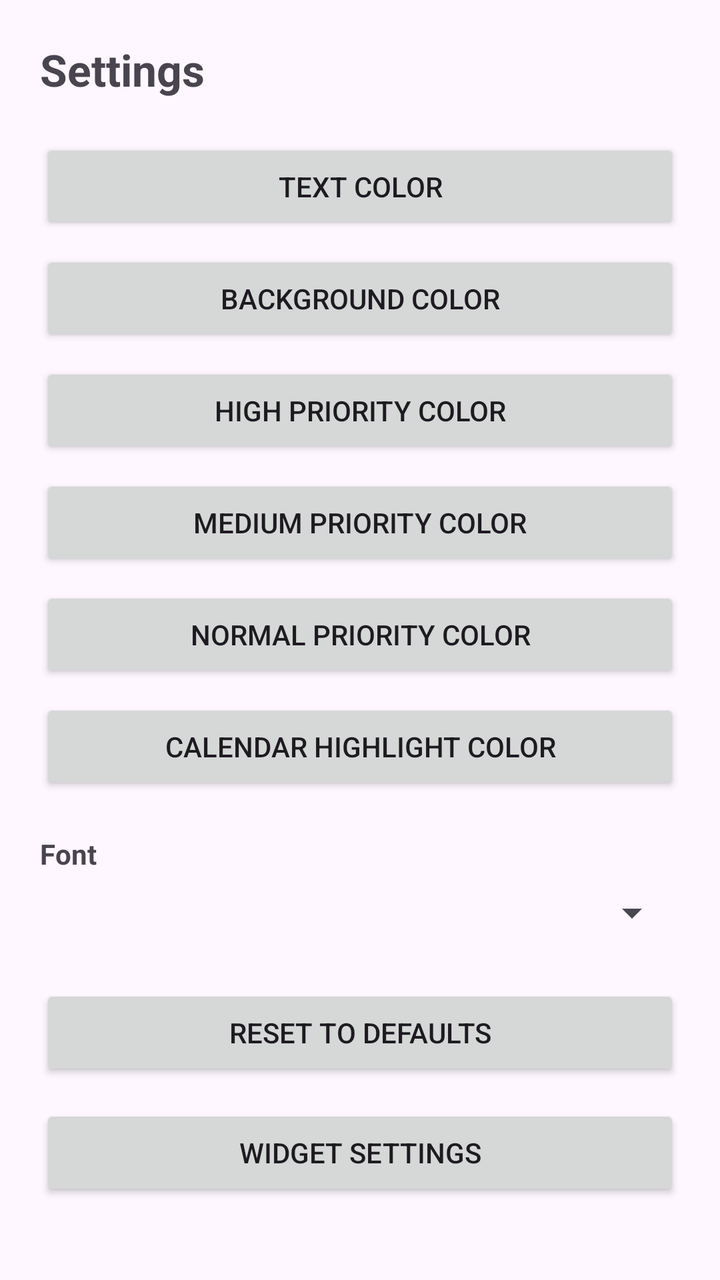
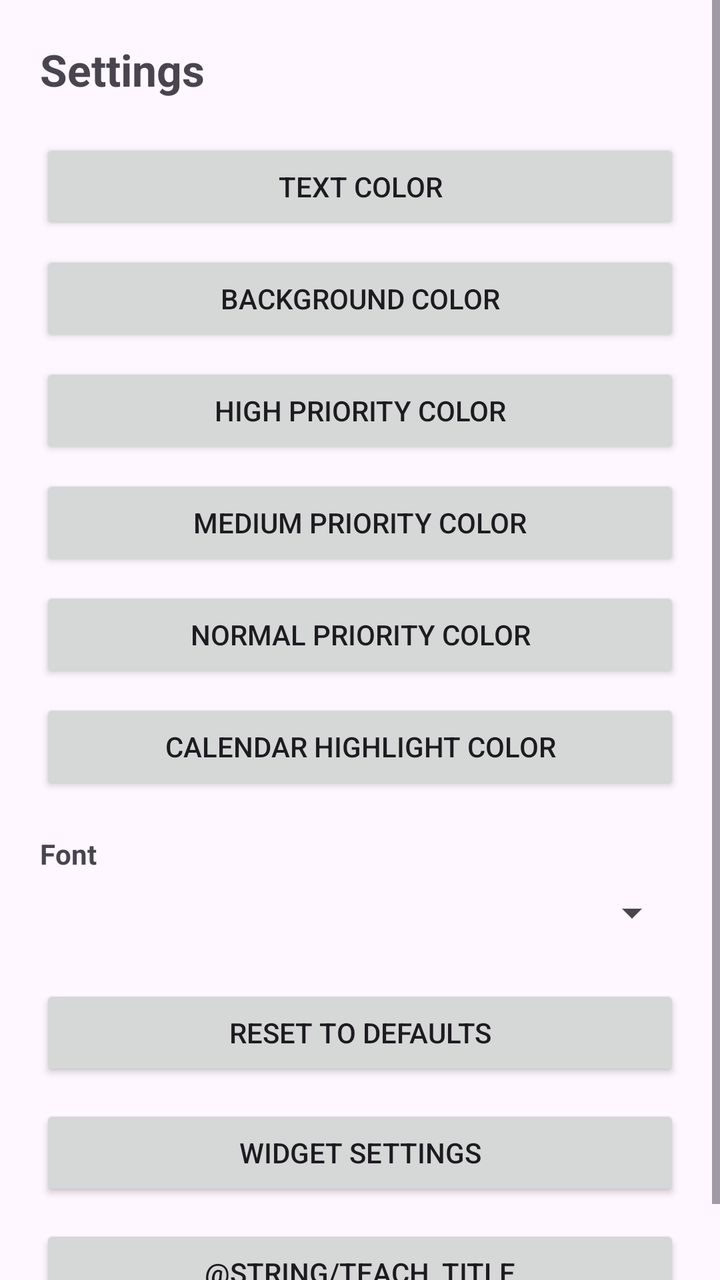

Before-and-after screenshots of an Android layout around one commit, followed by the original layout XML and the change that was made.
<!-- AndroidManifest.xml: application theme Theme.Material3.DayNight -->
<!-- res/layout/activity_settings.xml -->
<?xml version="1.0" encoding="utf-8"?>
<ScrollView
    xmlns:android="http://schemas.android.com/apk/res/android"
    android:layout_width="match_parent"
    android:layout_height="match_parent">

    <LinearLayout
        android:layout_width="match_parent"
        android:layout_height="wrap_content"
        android:orientation="vertical"
        android:padding="20dp">

        <TextView
            android:layout_width="match_parent"
            android:layout_height="wrap_content"
            android:text="@string/settings_title"
            android:textSize="22sp"
            android:textStyle="bold"
            android:layout_marginBottom="20dp" />

        <Button android:id="@+id/buttonTextColor" android:layout_width="match_parent" android:layout_height="wrap_content" android:text="@string/text_color" android:layout_marginBottom="8dp" />
        <Button android:id="@+id/buttonBackgroundColor" android:layout_width="match_parent" android:layout_height="wrap_content" android:text="@string/background_color" android:layout_marginBottom="8dp" />
        <Button android:id="@+id/buttonHighColor" android:layout_width="match_parent" android:layout_height="wrap_content" android:text="@string/high_priority_color" android:layout_marginBottom="8dp" />
        <Button android:id="@+id/buttonMediumColor" android:layout_width="match_parent" android:layout_height="wrap_content" android:text="@string/medium_priority_color" android:layout_marginBottom="8dp" />
        <Button android:id="@+id/buttonNormalColor" android:layout_width="match_parent" android:layout_height="wrap_content" android:text="@string/normal_priority_color" android:layout_marginBottom="8dp" />
        <Button android:id="@+id/buttonHighlightColor" android:layout_width="match_parent" android:layout_height="wrap_content" android:text="@string/highlight_color" android:layout_marginBottom="20dp" />

        <TextView
            android:layout_width="match_parent"
            android:layout_height="wrap_content"
            android:text="@string/font"
            android:textStyle="bold"
            android:layout_marginBottom="8dp" />

        <Spinner
            android:id="@+id/spinnerFont"
            android:layout_width="match_parent"
            android:layout_height="wrap_content"
            android:layout_marginBottom="24dp" />

        <Button
            android:id="@+id/buttonResetDefaults"
            android:layout_width="match_parent"
            android:layout_height="wrap_content"
            android:text="@string/reset_defaults"
            android:layout_marginBottom="12dp" />

        <Button
            android:id="@+id/buttonWidgetSettings"
            android:layout_width="match_parent"
            android:layout_height="wrap_content"
            android:text="@string/widget_settings_title" />

    </LinearLayout>

</ScrollView>
<!-- resources referenced by this layout -->
<resources>
  <string name="background_color">Background color</string>
  <string name="font">Font</string>
  <string name="high_priority_color">High priority color</string>
  <string name="highlight_color">Calendar highlight color</string>
  <string name="medium_priority_color">Medium priority color</string>
  <string name="normal_priority_color">Normal priority color</string>
  <string name="reset_defaults">Reset to defaults</string>
  <string name="settings_title">Settings</string>
  <string name="text_color">Text color</string>
  <string name="widget_settings_title">Widget settings</string>
</resources>

<!-- the commit's change to res/layout/activity_settings.xml (unified diff, before → after) -->
@@ -49,7 +49,14 @@
             android:id="@+id/buttonWidgetSettings"
             android:layout_width="match_parent"
             android:layout_height="wrap_content"
-            android:text="@string/widget_settings_title" />
+            android:text="@string/widget_settings_title"
+            android:layout_marginBottom="12dp" />
+
+        <Button
+            android:id="@+id/buttonTeachWords"
+            android:layout_width="match_parent"
+            android:layout_height="wrap_content"
+            android:text="@string/teach_title" />
 
     </LinearLayout>
 
